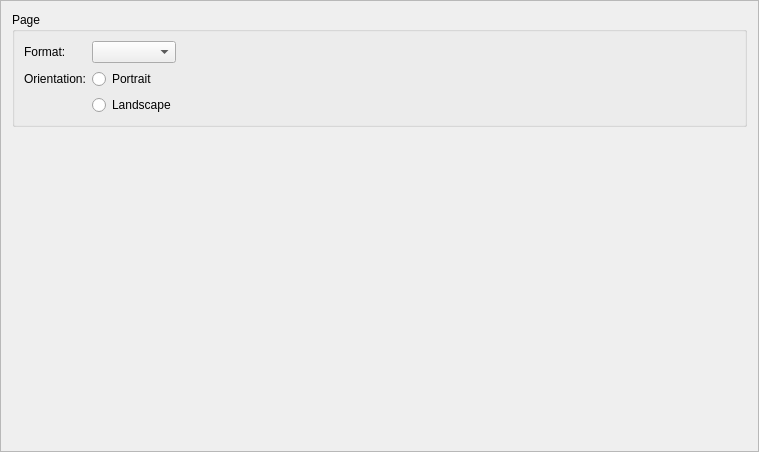
EgonSpengler/LimePipes, file src/app/dialogs/settingspages/layoutsettingspage.ui: the form before one commit.
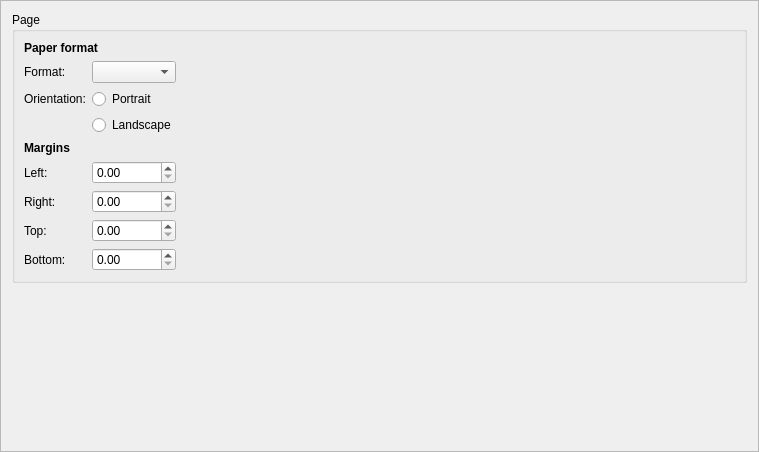
The form after the commit.

Commit message: initialized page size combo box

Diff of the .ui file:
```diff
--- a/src/app/dialogs/settingspages/layoutsettingspage.ui
+++ b/src/app/dialogs/settingspages/layoutsettingspage.ui
@@ -20,34 +20,44 @@
    <enum>QFrame::Raised</enum>
   </property>
   <layout class="QGridLayout" name="gridLayout">
-   <item row="0" column="0">
+   <item row="0" column="1">
     <widget class="QGroupBox" name="groupBox">
      <property name="title">
       <string>Page</string>
      </property>
      <layout class="QGridLayout" name="gridLayout_2">
-      <item row="0" column="0">
+      <item row="0" column="0" colspan="2">
+       <widget class="QLabel" name="label_3">
+        <property name="styleSheet">
+         <string notr="true">font-weight: bold</string>
+        </property>
+        <property name="text">
+         <string>Paper format</string>
+        </property>
+       </widget>
+      </item>
+      <item row="1" column="0">
        <widget class="QLabel" name="label">
         <property name="text">
          <string>Format:</string>
         </property>
        </widget>
       </item>
-      <item row="1" column="1">
-       <widget class="QRadioButton" name="radioButton">
+      <item row="2" column="1">
+       <widget class="QRadioButton" name="protraitRadioButton">
         <property name="text">
          <string>Portrait</string>
         </property>
        </widget>
       </item>
-      <item row="1" column="0">
+      <item row="2" column="0">
        <widget class="QLabel" name="label_2">
         <property name="text">
          <string>Orientation:</string>
         </property>
        </widget>
       </item>
-      <item row="0" column="2">
+      <item row="1" column="2">
        <spacer name="horizontalSpacer">
         <property name="orientation">
          <enum>Qt::Horizontal</enum>
@@ -60,20 +70,70 @@
         </property>
        </spacer>
       </item>
-      <item row="0" column="1">
-       <widget class="QComboBox" name="comboBox"/>
+      <item row="1" column="1">
+       <widget class="QComboBox" name="paperFormatComboBox"/>
       </item>
-      <item row="2" column="1">
-       <widget class="QRadioButton" name="radioButton_2">
+      <item row="3" column="1">
+       <widget class="QRadioButton" name="landscapeRadioButton">
         <property name="text">
          <string>Landscape</string>
         </property>
        </widget>
       </item>
+      <item row="4" column="0" colspan="2">
+       <widget class="QLabel" name="label_4">
+        <property name="styleSheet">
+         <string notr="true">font-weight: bold;</string>
+        </property>
+        <property name="text">
+         <string>Margins</string>
+        </property>
+       </widget>
+      </item>
+      <item row="5" column="0">
+       <widget class="QLabel" name="label_5">
+        <property name="text">
+         <string>Left:</string>
+        </property>
+       </widget>
+      </item>
+      <item row="7" column="0">
+       <widget class="QLabel" name="label_7">
+        <property name="text">
+         <string>Top:</string>
+        </property>
+       </widget>
+      </item>
+      <item row="6" column="0">
+       <widget class="QLabel" name="label_6">
+        <property name="text">
+         <string>Right:</string>
+        </property>
+       </widget>
+      </item>
+      <item row="5" column="1">
+       <widget class="QDoubleSpinBox" name="leftMarginSpinBox"/>
+      </item>
+      <item row="8" column="0">
+       <widget class="QLabel" name="label_8">
+        <property name="text">
+         <string>Bottom:</string>
+        </property>
+       </widget>
+      </item>
+      <item row="6" column="1">
+       <widget class="QDoubleSpinBox" name="rightMarginSpinBox"/>
+      </item>
+      <item row="7" column="1">
+       <widget class="QDoubleSpinBox" name="topMarginSpinBox"/>
+      </item>
+      <item row="8" column="1">
+       <widget class="QDoubleSpinBox" name="bottomMarginSpinBox"/>
+      </item>
      </layout>
     </widget>
    </item>
-   <item row="1" column="0">
+   <item row="1" column="1">
     <spacer name="verticalSpacer">
      <property name="orientation">
       <enum>Qt::Vertical</enum>
```
The commit also changes 2 other files.
